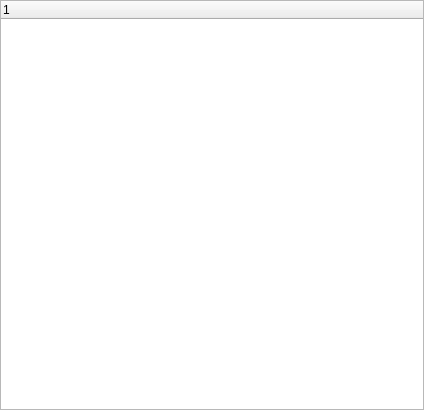
Qt form ui/layers_to_copy_widget.ui (threalslimtobeeee/label_importer) before a commit.
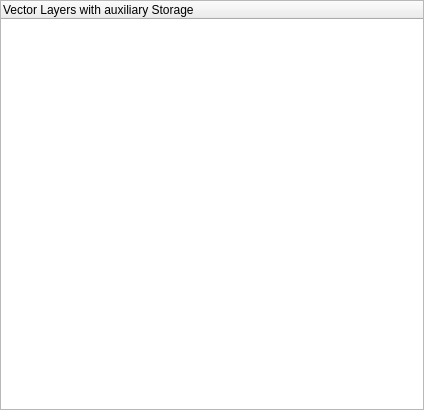
The same form after that commit.

Diff of the .ui file:
```diff
--- a/ui/layers_to_copy_widget.ui
+++ b/ui/layers_to_copy_widget.ui
@@ -32,7 +32,7 @@
       <widget class="QTreeWidget" name="treeWidget">
        <column>
         <property name="text">
-         <string notr="true">1</string>
+         <string notr="true">Vector Layers with auxiliary Storage</string>
         </property>
        </column>
       </widget>
```
